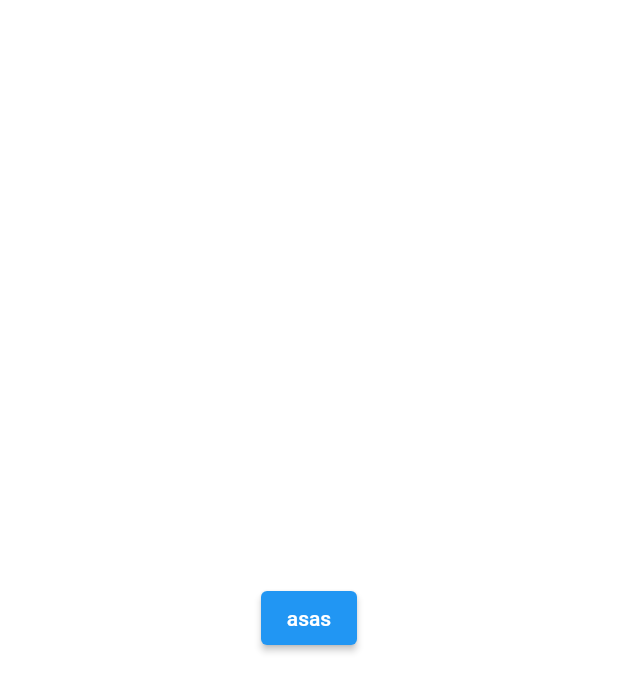
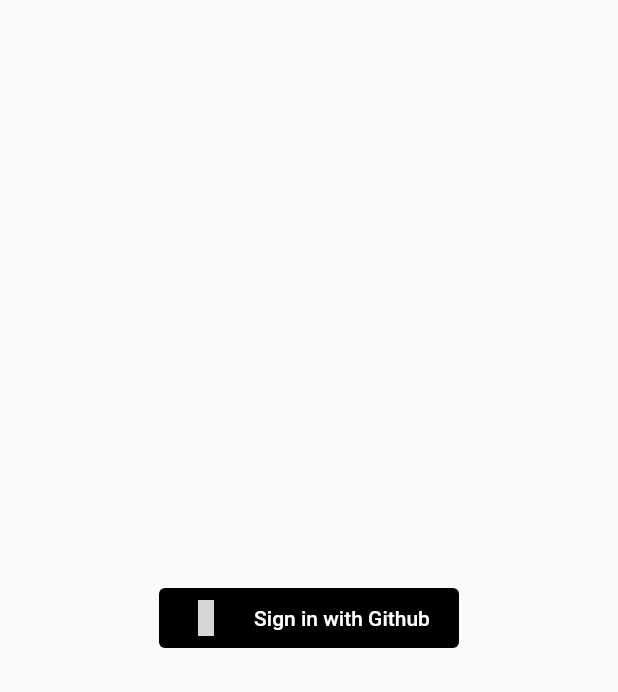
Before and after one commit to CrowdSolve/Mobile, a Flutter app: the screen it shows after launch, on a phone screen of 412 x 824 dp. Shown: the top 692 px of the screen. Run offline on Flutter 3.47's test engine with Material 2 defaults, Android fonts, the phone set to English and light mode, and no system bars; our stand-ins replace firebase_auth, firebase_core, flutter_riverpod, shared_preferences; missing offline and left inert: alert_dialogs, awesome_icons, github_sign_in; accounts and stored records are empty; grey boxes are pictures that could not be loaded.

Commit message:
Stylize the sign in button with fontawesome icons

```diff
--- a/lib/auth/auth_screen.dart
+++ b/lib/auth/auth_screen.dart
@@ -1,4 +1,5 @@
 import 'package:alert_dialogs/alert_dialogs.dart';
+import 'package:awesome_icons/awesome_icons.dart';
 import 'package:cs_mobile/auth/auth_model.dart';
 import 'package:cs_mobile/top_level_provider.dart';
 import 'package:firebase_auth/firebase_auth.dart';
@@ -43,10 +44,25 @@ class _GithubAuthScreenState extends ConsumerState<GithubAuthScreen> {
   }
   @override
   Widget build(BuildContext context) {
-    return Center(
-      child: ElevatedButton(
-        child: Text("asas"),
-        onPressed: model.isLoading ? null : _submit,
+    return Material(
+      child: Center(
+        child: SizedBox(
+          width: 200,
+          child: TextButton(
+            style: TextButton.styleFrom(
+              backgroundColor: Colors.black,
+            ),
+            child: Row(
+              mainAxisAlignment: MainAxisAlignment.center,
+              children: [
+                Icon(FontAwesomeIcons.github, color: Colors.white,),
+                SizedBox(width: 20,),
+                Text("Sign in with Github", style: TextStyle(color: Colors.white),)
+              ],
+            ),
+            onPressed: model.isLoading ? null : _submit,
+          ),
+        ),
       ),
     );
   }
--- a/pubspec.yaml
+++ b/pubspec.yaml
@@ -48,6 +48,7 @@ dependencies:
   github_sign_in: ^0.0.5-dev.4
   shared_preferences: ^2.0.13
   flutter_launcher_icons: ^0.9.2
+  awesome_icons: ^1.1.0
 
 dev_dependencies:
   flutter_test:
```
Also changed, not shown: pubspec.lock.
